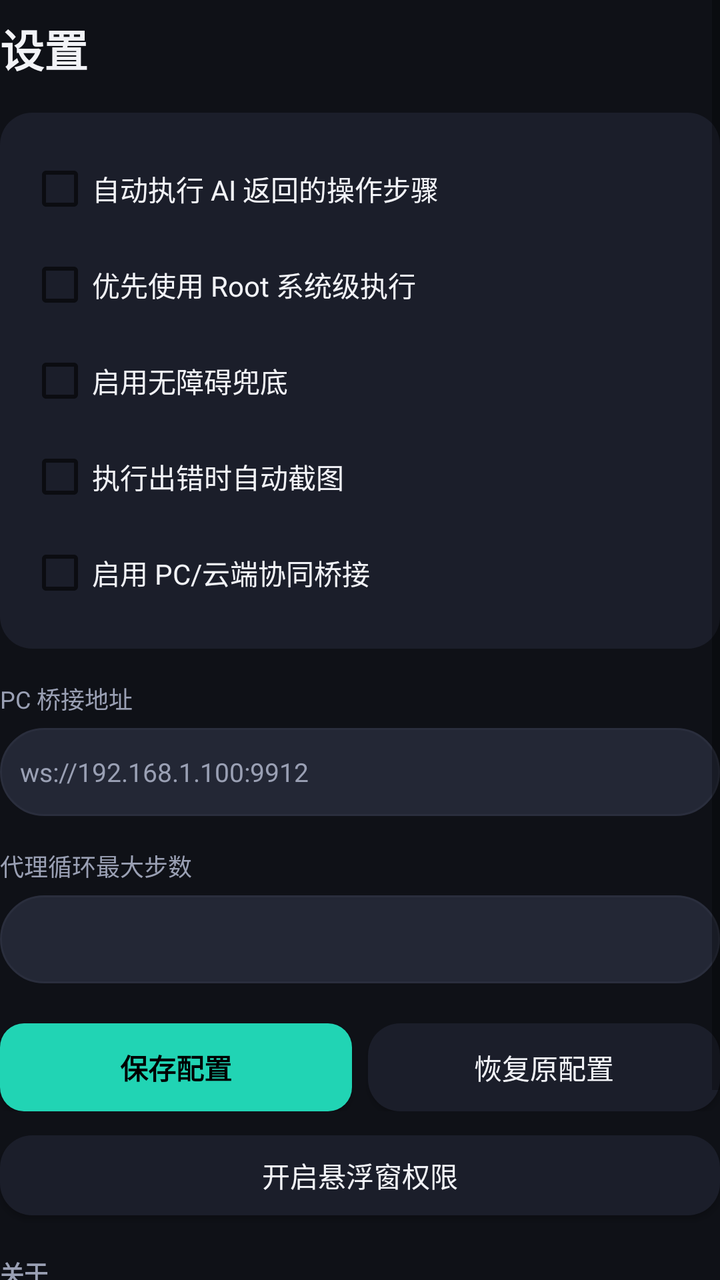
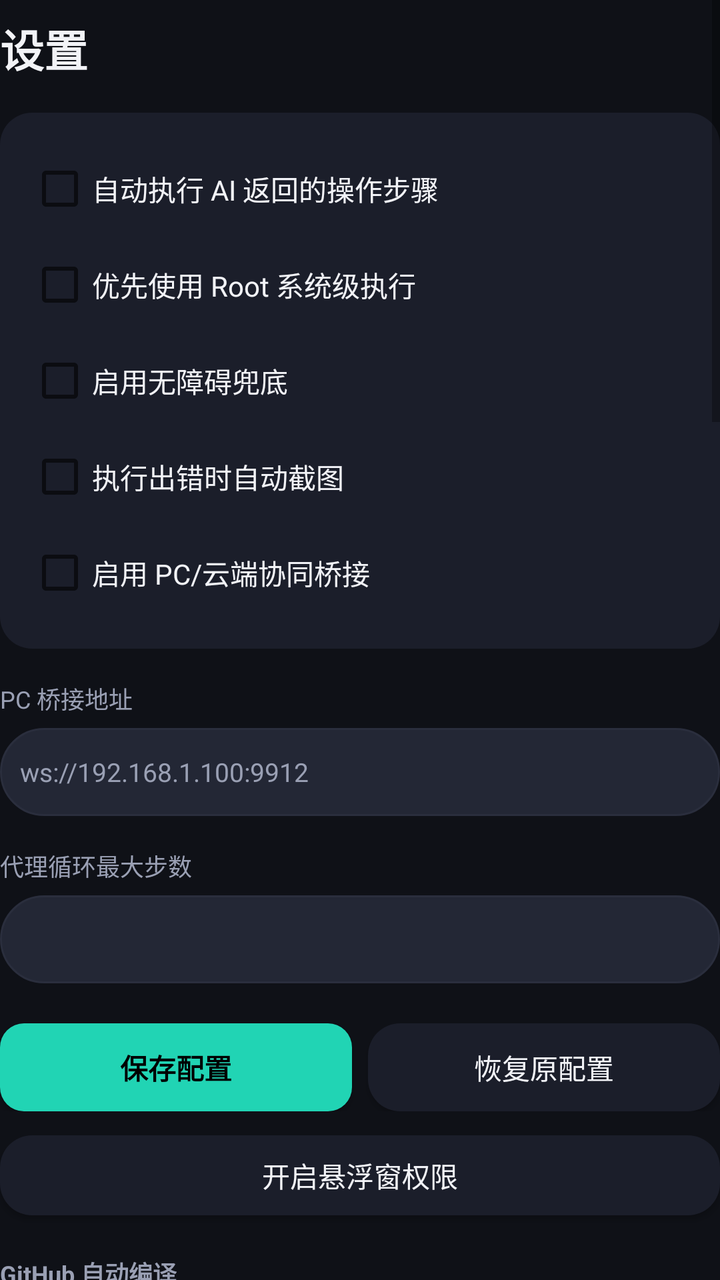

Before-and-after screenshots of an Android layout around one commit, followed by the original layout XML and the change that was made.
<!-- AndroidManifest.xml: application theme Theme.AgentController -->
<!-- res/layout/page_settings.xml -->
<?xml version="1.0" encoding="utf-8"?>
<ScrollView xmlns:android="http://schemas.android.com/apk/res/android"
    android:layout_width="match_parent"
    android:layout_height="match_parent"
    android:fillViewport="true">

    <LinearLayout
        android:layout_width="match_parent"
        android:layout_height="wrap_content"
        android:orientation="vertical"
        android:paddingBottom="24dp">

        <TextView
            android:layout_width="wrap_content"
            android:layout_height="wrap_content"
            android:layout_marginTop="8dp"
            android:text="设置"
            android:textColor="@color/text_main"
            android:textSize="22sp"
            android:textStyle="bold" />

        <LinearLayout
            android:layout_width="match_parent"
            android:layout_height="wrap_content"
            android:layout_marginTop="16dp"
            android:background="@drawable/bg_card_round"
            android:orientation="vertical"
            android:padding="14dp">

            <CheckBox
                android:id="@+id/cbAutoExec"
                android:layout_width="match_parent"
                android:layout_height="wrap_content"
                android:text="自动执行 AI 返回的操作步骤"
                android:textColor="@color/text_main" />

            <CheckBox
                android:id="@+id/cbUseRoot"
                android:layout_width="match_parent"
                android:layout_height="wrap_content"
                android:text="优先使用 Root 系统级执行"
                android:textColor="@color/text_main" />

            <CheckBox
                android:id="@+id/cbUseAcc"
                android:layout_width="match_parent"
                android:layout_height="wrap_content"
                android:text="启用无障碍兜底"
                android:textColor="@color/text_main" />

            <CheckBox
                android:id="@+id/cbShot"
                android:layout_width="match_parent"
                android:layout_height="wrap_content"
                android:text="执行出错时自动截图"
                android:textColor="@color/text_main" />

            <CheckBox
                android:id="@+id/cbBridge"
                android:layout_width="match_parent"
                android:layout_height="wrap_content"
                android:text="启用 PC/云端协同桥接"
                android:textColor="@color/text_main" />
        </LinearLayout>

        <TextView
            android:layout_width="wrap_content"
            android:layout_height="wrap_content"
            android:layout_marginTop="16dp"
            android:text="PC 桥接地址"
            android:textColor="@color/text_sub"
            android:textSize="12sp" />

        <EditText
            android:id="@+id/etBridgeUrl"
            android:layout_width="match_parent"
            android:layout_height="44dp"
            android:layout_marginTop="6dp"
            android:background="@drawable/bg_search_bar"
            android:hint="ws://192.168.1.100:9912"
            android:inputType="textUri"
            android:padding="10dp"
            android:textColor="@color/text_main"
            android:textColorHint="@color/text_sub"
            android:textSize="13sp" />

        <TextView
            android:layout_width="wrap_content"
            android:layout_height="wrap_content"
            android:layout_marginTop="16dp"
            android:text="代理循环最大步数"
            android:textColor="@color/text_sub"
            android:textSize="12sp" />

        <EditText
            android:id="@+id/etMaxSteps"
            android:layout_width="match_parent"
            android:layout_height="44dp"
            android:layout_marginTop="6dp"
            android:background="@drawable/bg_search_bar"
            android:inputType="number"
            android:padding="10dp"
            android:textColor="@color/text_main"
            android:textSize="13sp" />

        <LinearLayout
            android:layout_width="match_parent"
            android:layout_height="wrap_content"
            android:layout_marginTop="20dp"
            android:orientation="horizontal">

            <Button
                android:id="@+id/btnSaveCfg"
                android:layout_width="0dp"
                android:layout_height="44dp"
                android:layout_weight="1"
                android:background="@drawable/bg_pill_accent"
                android:text="保存配置"
                android:textColor="@color/black"
                android:textStyle="bold" />

            <Button
                android:id="@+id/btnRestoreCfg"
                android:layout_width="0dp"
                android:layout_height="44dp"
                android:layout_weight="1"
                android:layout_marginStart="8dp"
                android:background="@drawable/bg_card_round"
                android:text="恢复原配置"
                android:textColor="@color/text_main" />
        </LinearLayout>

        <Button
            android:id="@+id/btnOpenOverlay"
            android:layout_width="match_parent"
            android:layout_height="40dp"
            android:layout_marginTop="12dp"
            android:background="@drawable/bg_card_round"
            android:text="开启悬浮窗权限"
            android:textColor="@color/text_main" />

        <TextView
            android:layout_width="wrap_content"
            android:layout_height="wrap_content"
            android:layout_marginTop="20dp"
            android:text="关于"
            android:textColor="@color/text_sub"
            android:textSize="12sp"
            android:textStyle="bold" />

        <TextView
            android:layout_width="match_parent"
            android:layout_height="wrap_content"
            android:layout_marginTop="6dp"
            android:background="@drawable/bg_card_round"
            android:padding="12dp"
            android:text="AI 操控盒子 v1.0\nRoot + 无障碍混合执行 / 代理循环 / 录制回放 / PC 协同\n借鉴白给 v19 防漏人缓存与自适应降频思路"
            android:textColor="@color/text_main"
            android:textSize="12sp" />
    </LinearLayout>
</ScrollView>
<!-- resources referenced by this layout -->
<resources>
  <color name="black">#FF000000</color>
  <color name="text_main">#F2F3F7</color>
  <color name="text_sub">#9AA0B4</color>
  <!-- drawable bg_card_round (drawable) -->
  <?xml version="1.0" encoding="utf-8"?>
  <shape xmlns:android="http://schemas.android.com/apk/res/android" android:shape="rectangle">
      <solid android:color="@color/bg_card" />
      <corners android:radius="16dp" />
  </shape>
  <!-- drawable bg_pill_accent (drawable) -->
  <?xml version="1.0" encoding="utf-8"?>
  <shape xmlns:android="http://schemas.android.com/apk/res/android" android:shape="rectangle">
      <solid android:color="@color/brand_accent" />
      <corners android:radius="12dp" />
  </shape>
  <!-- drawable bg_search_bar (drawable) -->
  <?xml version="1.0" encoding="utf-8"?>
  <shape xmlns:android="http://schemas.android.com/apk/res/android" android:shape="rectangle">
      <solid android:color="@color/bg_card_alt" />
      <corners android:radius="24dp" />
      <stroke android:width="1dp" android:color="@color/divider" />
  </shape>
  <style name="Theme.AgentController" parent="Theme.MaterialComponents.DayNight.NoActionBar">
          <item name="colorPrimary">@color/brand_primary</item>
          <item name="colorPrimaryVariant">@color/brand_primary_dark</item>
          <item name="colorOnPrimary">@color/white</item>
          <item name="colorSecondary">@color/brand_accent</item>
          <item name="colorOnSecondary">@color/black</item>
          <item name="android:statusBarColor" tools:targetApi="l">@color/bg_dark</item>
          <item name="android:navigationBarColor">@color/bg_dark</item>
          <item name="android:windowBackground">@color/bg_dark</item>
      </style>
  <color name="bg_card">#1B1E2A</color>
  <color name="brand_accent">#21D4B4</color>
  <color name="bg_card_alt">#232735</color>
  <color name="divider">#2A2E3D</color>
  <color name="brand_primary">#5B6CFF</color>
  <color name="brand_primary_dark">#3F4FD8</color>
  <color name="white">#FFFFFFFF</color>
  <color name="bg_dark">#0F1117</color>
</resources>

<!-- the commit's change to res/layout/page_settings.xml (unified diff, before → after) -->
@@ -139,6 +139,263 @@
             android:text="开启悬浮窗权限"
             android:textColor="@color/text_main" />
 
+        
+        <TextView
+            android:layout_width="wrap_content"
+            android:layout_height="wrap_content"
+            android:layout_marginTop="20dp"
+            android:text="GitHub 自动编译"
+            android:textColor="@color/text_sub"
+            android:textSize="12sp"
+            android:textStyle="bold" />
+
+        <LinearLayout
+            android:layout_width="match_parent"
+            android:layout_height="wrap_content"
+            android:layout_marginTop="8dp"
+            android:background="@drawable/bg_card_round"
+            android:orientation="vertical"
+            android:padding="14dp">
+
+            <CheckBox
+                android:id="@+id/cbDeepThinking"
+                android:layout_width="match_parent"
+                android:layout_height="wrap_content"
+                android:text="默认启用深度思考"
+                android:textColor="@color/text_main" />
+
+            <CheckBox
+                android:id="@+id/cbWebBrowsing"
+                android:layout_width="match_parent"
+                android:layout_height="wrap_content"
+                android:text="启用网页浏览工具"
+                android:textColor="@color/text_main" />
+
+            <CheckBox
+                android:id="@+id/cbDeviceDirect"
+                android:layout_width="match_parent"
+                android:layout_height="wrap_content"
+                android:text="启用设备直达工具（闹钟/音量/媒体）"
+                android:textColor="@color/text_main" />
+
+            <CheckBox
+                android:id="@+id/cbSensitiveRead"
+                android:layout_width="match_parent"
+                android:layout_height="wrap_content"
+                android:text="允许读取敏感设备信息（通知/短信/WiFi密码）"
+                android:textColor="@color/text_main" />
+
+            <CheckBox
+                android:id="@+id/cbSensitiveOp"
+                android:layout_width="match_parent"
+                android:layout_height="wrap_content"
+                android:text="允许敏感设备操作（发微信/冻结应用/改系统）"
+                android:textColor="@color/text_main" />
+
+            <CheckBox
+                android:id="@+id/cbTerminal"
+                android:layout_width="match_parent"
+                android:layout_height="wrap_content"
+                android:text="启用终端/文件工具（root shell + 文件读写）"
+                android:textColor="@color/text_main" />
+
+            <CheckBox
+                android:id="@+id/cbLinuxEnv"
+                android:layout_width="match_parent"
+                android:layout_height="wrap_content"
+                android:text="Linux 工具环境（Python/Git/jq/zip 等）"
+                android:textColor="@color/text_main" />
+
+            <CheckBox
+                android:id="@+id/cbMcp"
+                android:layout_width="match_parent"
+                android:layout_height="wrap_content"
+                android:text="启用 MCP 服务器"
+                android:textColor="@color/text_main" />
+
+            <CheckBox
+                android:id="@+id/cbContextSummary"
+                android:layout_width="match_parent"
+                android:layout_height="wrap_content"
+                android:text="上下文总结"
+                android:textColor="@color/text_main" />
+
+            <CheckBox
+                android:id="@+id/cbBgReview"
+                android:layout_width="match_parent"
+                android:layout_height="wrap_content"
+                android:text="后台复盘"
+                android:textColor="@color/text_main" />
+        </LinearLayout>
+
+        <TextView
+            android:layout_width="wrap_content"
+            android:layout_height="wrap_content"
+            android:layout_marginTop="12dp"
+            android:text="GitHub Token (PAT)"
+            android:textColor="@color/text_sub"
+            android:textSize="12sp" />
+
+        <EditText
+            android:id="@+id/etGithubToken"
+            android:layout_width="match_parent"
+            android:layout_height="44dp"
+            android:layout_marginTop="6dp"
+            android:background="@drawable/bg_search_bar"
+            android:hint="ghp_xxxxxxxx"
+            android:inputType="textPassword"
+            android:padding="10dp"
+            android:textColor="@color/text_main"
+            android:textColorHint="@color/text_sub"
+            android:textSize="13sp" />
+
+        <TextView
+            android:layout_width="wrap_content"
+            android:layout_height="wrap_content"
+            android:layout_marginTop="12dp"
+            android:text="GitHub 仓库 (owner/repo)"
+            android:textColor="@color/text_sub"
+            android:textSize="12sp" />
+
+        <EditText
+            android:id="@+id/etGithubRepo"
+            android:layout_width="match_parent"
+            android:layout_height="44dp"
+            android:layout_marginTop="6dp"
+            android:background="@drawable/bg_search_bar"
+            android:hint="linenfeng323-pixel/AgentController"
+            android:inputType="text"
+            android:padding="10dp"
+            android:textColor="@color/text_main"
+            android:textColorHint="@color/text_sub"
+            android:textSize="13sp" />
+
+        <TextView
+            android:layout_width="wrap_content"
+            android:layout_height="wrap_content"
+            android:layout_marginTop="12dp"
+            android:text="分支名"
+            android:textColor="@color/text_sub"
+            android:textSize="12sp" />
+
+        <EditText
+            android:id="@+id/etGithubBranch"
+            android:layout_width="match_parent"
+            android:layout_height="44dp"
+            android:layout_marginTop="6dp"
+            android:background="@drawable/bg_search_bar"
+            android:hint="main"
+            android:inputType="text"
+            android:padding="10dp"
+            android:textColor="@color/text_main"
+            android:textColorHint="@color/text_sub"
+            android:textSize="13sp" />
+
+        <TextView
+            android:layout_width="wrap_content"
+            android:layout_height="wrap_content"
+            android:layout_marginTop="12dp"
+            android:text="主模型 URL（可空=用网页内置）"
+            android:textColor="@color/text_sub"
+            android:textSize="12sp" />
+
+        <EditText
+            android:id="@+id/etMainModelUrl"
+            android:layout_width="match_parent"
+            android:layout_height="44dp"
+            android:layout_marginTop="6dp"
+            android:background="@drawable/bg_search_bar"
+            android:hint="https://api.example.com/v1"
+            android:inputType="textUri"
+            android:padding="10dp"
+            android:textColor="@color/text_main"
+            android:textColorHint="@color/text_sub"
+            android:textSize="13sp" />
+
+        <TextView
+            android:layout_width="wrap_content"
+            android:layout_height="wrap_content"
+            android:layout_marginTop="12dp"
+            android:text="视觉模型 URL（可空）"
+            android:textColor="@color/text_sub"
+            android:textSize="12sp" />
+
+        <EditText
+            android:id="@+id/etVisionModelUrl"
+            android:layout_width="match_parent"
+            android:layout_height="44dp"
+            android:layout_marginTop="6dp"
+            android:background="@drawable/bg_search_bar"
+            android:hint="https://api.example.com/vision"
+            android:inputType="textUri"
+            android:padding="10dp"
+            android:textColor="@color/text_main"
+            android:textColorHint="@color/text_sub"
+            android:textSize="13sp" />
+
+        <TextView
+            android:layout_width="wrap_content"
+            android:layout_height="wrap_content"
+            android:layout_marginTop="12dp"
+            android:text="翻译模型 URL（可空）"
+            android:textColor="@color/text_sub"
+            android:textSize="12sp" />
+
+        <EditText
+            android:id="@+id/etTranslateModelUrl"
+            android:layout_width="match_parent"
+            android:layout_height="44dp"
+            android:layout_marginTop="6dp"
+            android:background="@drawable/bg_search_bar"
+            android:hint="https://api.example.com/translate"
+            android:inputType="textUri"
+            android:padding="10dp"
+            android:textColor="@color/text_main"
+            android:textColorHint="@color/text_sub"
+            android:textSize="13sp" />
+
+        <TextView
+            android:layout_width="wrap_content"
+            android:layout_height="wrap_content"
+            android:layout_marginTop="12dp"
+            android:text="推理模型 URL（可空）"
+            android:textColor="@color/text_sub"
+            android:textSize="12sp" />
+
+        <EditText
+            android:id="@+id/etReasonModelUrl"
+            android:layout_width="match_parent"
+            android:layout_height="44dp"
+            android:layout_marginTop="6dp"
+            android:background="@drawable/bg_search_bar"
+            android:hint="https://api.example.com/reason"
+            android:inputType="textUri"
+            android:padding="10dp"
+            android:textColor="@color/text_main"
+            android:textColorHint="@color/text_sub"
+            android:textSize="13sp" />
+
+        <TextView
+            android:layout_width="wrap_content"
+            android:layout_height="wrap_content"
+            android:layout_marginTop="12dp"
+            android:text="工作区目录"
+            android:textColor="@color/text_sub"
+            android:textSize="12sp" />
+
+        <EditText
+            android:id="@+id/etWorkspaceDir"
+            android:layout_width="match_parent"
+            android:layout_height="44dp"
+            android:layout_marginTop="6dp"
+            android:background="@drawable/bg_search_bar"
+            android:hint="/storage/emulated/0/XINCODE"
+            android:inputType="text"
+            android:padding="10dp"
+            android:textColor="@color/text_main"
+            android:textColorHint="@color/text_sub"
+            android:textSize="13sp" />
+
         <TextView
             android:layout_width="wrap_content"
             android:layout_height="wrap_content"
